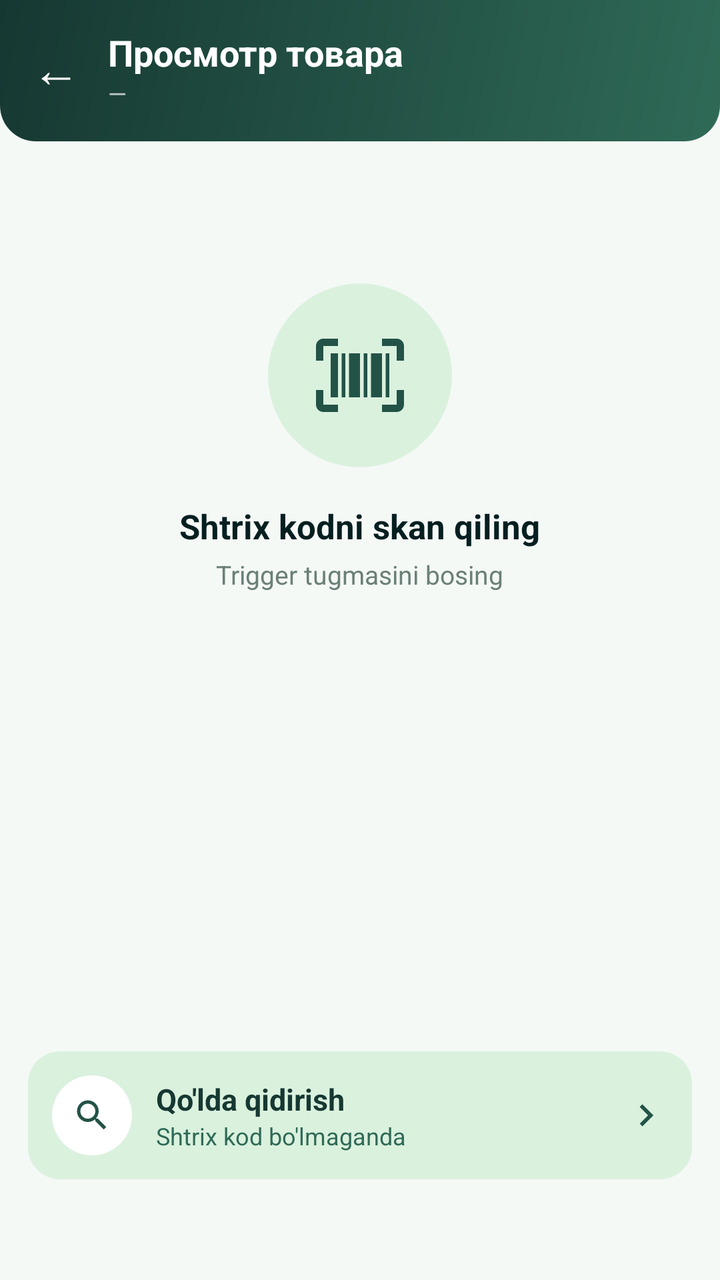
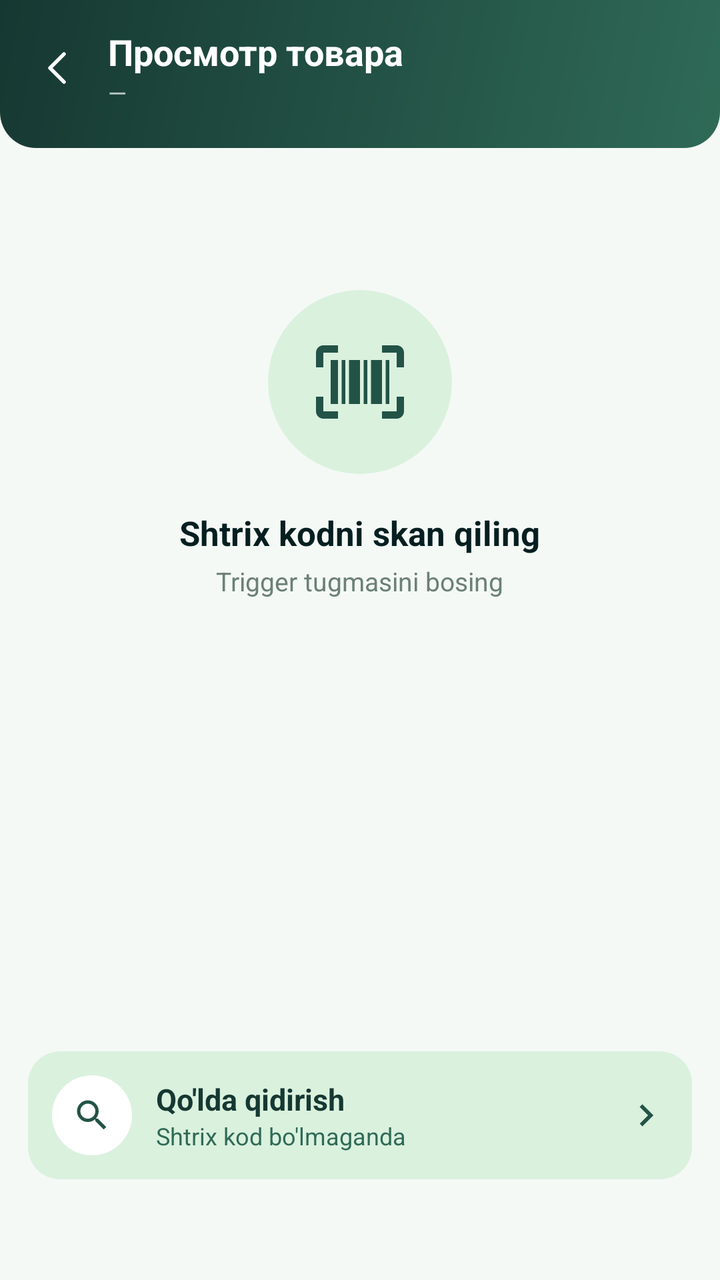

Before-and-after screenshots of an Android layout around one commit, followed by the original layout XML and the change that was made.
<!-- AndroidManifest.xml: application theme Theme.SevimliTZD -->
<!-- res/layout/activity_lookup.xml -->
<?xml version="1.0" encoding="utf-8"?>
<LinearLayout xmlns:android="http://schemas.android.com/apk/res/android"
    xmlns:app="http://schemas.android.com/apk/res-auto"
    android:layout_width="match_parent"
    android:layout_height="match_parent"
    android:orientation="vertical"
    android:background="@color/bg_light">

    <LinearLayout
        android:layout_width="match_parent"
        android:layout_height="wrap_content"
        android:orientation="horizontal"
        android:gravity="center_vertical"
        android:background="@drawable/bg_header"
        android:paddingStart="16dp"
        android:paddingEnd="16dp"
        android:paddingTop="14dp"
        android:paddingBottom="16dp">

        <TextView
            android:id="@+id/btnBack"
            android:layout_width="wrap_content"
            android:layout_height="wrap_content"
            android:text="←"
            android:textColor="@color/white"
            android:textSize="24sp"
            android:paddingEnd="14dp" />

        <LinearLayout
            android:layout_width="0dp"
            android:layout_height="wrap_content"
            android:layout_weight="1"
            android:orientation="vertical">

            <TextView
                android:layout_width="wrap_content"
                android:layout_height="wrap_content"
                android:text="Просмотр товара"
                android:textColor="@color/white"
                android:textSize="18sp"
                android:textStyle="bold" />

            <TextView
                android:id="@+id/headerStore"
                android:layout_width="wrap_content"
                android:layout_height="wrap_content"
                android:text="—"
                android:textColor="@color/white70"
                android:textSize="12sp" />
        </LinearLayout>
    </LinearLayout>

    <EditText
        android:id="@+id/scanInput"
        android:layout_width="1dp"
        android:layout_height="1dp"
        android:inputType="text"
        android:imeOptions="actionDone"
        android:background="@null"
        android:importantForAutofill="no" />

    <LinearLayout
        android:id="@+id/emptyState"
        android:layout_width="match_parent"
        android:layout_height="wrap_content"
        android:orientation="vertical"
        android:gravity="center"
        android:paddingTop="70dp">

        <FrameLayout
            android:layout_width="92dp"
            android:layout_height="92dp"
            android:background="@drawable/bg_icon_circle">

            <ImageView
                android:layout_width="44dp"
                android:layout_height="44dp"
                android:layout_gravity="center"
                android:src="@drawable/ic_lookup"
                app:tint="@color/brand" />
        </FrameLayout>

        <TextView
            android:layout_width="wrap_content"
            android:layout_height="wrap_content"
            android:layout_marginTop="18dp"
            android:text="Shtrix kodni skan qiling"
            android:textColor="@color/text_dark"
            android:textSize="17sp"
            android:textStyle="bold" />

        <TextView
            android:layout_width="wrap_content"
            android:layout_height="wrap_content"
            android:layout_marginTop="4dp"
            android:text="Trigger tugmasini bosing"
            android:textColor="@color/text_gray"
            android:textSize="13sp" />
    </LinearLayout>

    <ProgressBar
        android:id="@+id/loading"
        android:layout_width="34dp"
        android:layout_height="34dp"
        android:layout_gravity="center_horizontal"
        android:layout_marginTop="40dp"
        android:indeterminateTint="@color/brand"
        android:visibility="gone" />

    <ScrollView
        android:layout_width="match_parent"
        android:layout_height="0dp"
        android:layout_weight="1"
        android:overScrollMode="never">

        <LinearLayout
            android:layout_width="match_parent"
            android:layout_height="wrap_content"
            android:orientation="vertical">

            <androidx.cardview.widget.CardView
                android:id="@+id/card"
                android:layout_width="match_parent"
                android:layout_height="wrap_content"
                android:layout_margin="14dp"
                android:visibility="gone"
                app:cardCornerRadius="20dp"
                app:cardElevation="0dp"
                app:cardBackgroundColor="@color/white">

                <LinearLayout
                    android:layout_width="match_parent"
                    android:layout_height="wrap_content"
                    android:orientation="vertical"
                    android:padding="18dp">

                    <TextView
                        android:id="@+id/pName"
                        android:layout_width="match_parent"
                        android:layout_height="wrap_content"
                        android:textColor="@color/text_dark"
                        android:textSize="20sp"
                        android:textStyle="bold" />

                    <LinearLayout
                        android:layout_width="match_parent"
                        android:layout_height="wrap_content"
                        android:layout_marginTop="8dp"
                        android:orientation="horizontal">

                        <TextView
                            android:id="@+id/pBarcode"
                            android:layout_width="wrap_content"
                            android:layout_height="wrap_content"
                            android:background="@drawable/bg_chip"
                            android:paddingStart="10dp"
                            android:paddingEnd="10dp"
                            android:paddingTop="4dp"
                            android:paddingBottom="4dp"
                            android:textColor="@color/text_gray"
                            android:textSize="13sp"
                            android:fontFamily="monospace" />

                        <TextView
                            android:id="@+id/pArticle"
                            android:layout_width="wrap_content"
                            android:layout_height="wrap_content"
                            android:layout_marginStart="8dp"
                            android:background="@drawable/bg_chip"
                            android:paddingStart="10dp"
                            android:paddingEnd="10dp"
                            android:paddingTop="4dp"
                            android:paddingBottom="4dp"
                            android:textColor="@color/text_gray"
                            android:textSize="13sp" />
                    </LinearLayout>

                    <TextView
                        android:id="@+id/pPackInfo"
                        android:layout_width="match_parent"
                        android:layout_height="wrap_content"
                        android:layout_marginTop="12dp"
                        android:background="@drawable/bg_chip"
                        android:backgroundTint="@color/brand_tint"
                        android:paddingStart="12dp"
                        android:paddingEnd="12dp"
                        android:paddingTop="8dp"
                        android:paddingBottom="8dp"
                        android:textColor="@color/brand_dark"
                        android:textSize="14sp"
                        android:textStyle="bold"
                        android:visibility="gone" />

                    <LinearLayout
                        android:layout_width="match_parent"
                        android:layout_height="wrap_content"
                        android:layout_marginTop="14dp"
                        android:orientation="vertical"
                        android:background="@drawable/bg_price_panel"
                        android:padding="16dp">

                        <TextView
                            android:layout_width="wrap_content"
                            android:layout_height="wrap_content"
                            android:text="Narx"
                            android:textColor="@color/white70"
                            android:textSize="12sp"
                            android:letterSpacing="0.06" />

                        <TextView
                            android:id="@+id/pPrice"
                            android:layout_width="wrap_content"
                            android:layout_height="wrap_content"
                            android:textColor="@color/white"
                            android:textSize="32sp"
                            android:textStyle="bold" />
                    </LinearLayout>

                    <LinearLayout
                        android:layout_width="match_parent"
                        android:layout_height="wrap_content"
                        android:layout_marginTop="14dp"
                        android:orientation="horizontal"
                        android:gravity="center_vertical">

                        <LinearLayout
                            android:layout_width="0dp"
                            android:layout_height="wrap_content"
                            android:layout_weight="1"
                            android:orientation="vertical">

                            <TextView
                                android:layout_width="wrap_content"
                                android:layout_height="wrap_content"
                                android:id="@+id/storeLabel"
                                android:text="Qoldiq"
                                android:textColor="@color/text_gray"
                                android:textSize="12sp" />

                            <TextView
                                android:id="@+id/pStock"
                                android:layout_width="wrap_content"
                                android:layout_height="wrap_content"
                                android:textColor="@color/brand"
                                android:textSize="26sp"
                                android:textStyle="bold" />
                        </LinearLayout>

                        <LinearLayout
                            android:layout_width="0dp"
                            android:layout_height="wrap_content"
                            android:layout_weight="1"
                            android:orientation="vertical">

                            <TextView
                                android:layout_width="wrap_content"
                                android:layout_height="wrap_content"
                                android:text="O'lchov"
                                android:textColor="@color/text_gray"
                                android:textSize="12sp" />

                            <TextView
                                android:id="@+id/pUom"
                                android:layout_width="wrap_content"
                                android:layout_height="wrap_content"
                                android:textColor="@color/text_dark"
                                android:textSize="18sp" />
                        </LinearLayout>
                    </LinearLayout>

                    <View
                        android:layout_width="match_parent"
                        android:layout_height="1dp"
                        android:layout_marginTop="14dp"
                        android:background="@color/card_stroke"
                        android:id="@+id/divider" />

                    <TextView
                        android:id="@+id/otherLabel"
                        android:layout_width="wrap_content"
                        android:layout_height="wrap_content"
                        android:layout_marginTop="12dp"
                        android:text="Boshqa skladlarda:"
                        android:textColor="@color/text_gray"
                        android:textSize="13sp"
                        android:visibility="gone" />

                    <LinearLayout
                        android:id="@+id/otherStores"
                        android:layout_width="match_parent"
                        android:layout_height="wrap_content"
                        android:orientation="vertical"
                        android:layout_marginTop="6dp" />
                </LinearLayout>
            </androidx.cardview.widget.CardView>

            <TextView
                android:id="@+id/notFound"
                android:layout_width="match_parent"
                android:layout_height="wrap_content"
                android:layout_margin="14dp"
                android:gravity="center"
                android:padding="20dp"
                android:background="@drawable/bg_chip"
                android:backgroundTint="@color/brand_tint"
                android:textColor="@color/brand_dark"
                android:textSize="16sp"
                android:visibility="gone" />
        </LinearLayout>
    </ScrollView>

    <LinearLayout
        android:id="@+id/btnManualSearch"
        android:layout_width="match_parent"
        android:layout_height="wrap_content"
        android:layout_margin="14dp"
        android:orientation="horizontal"
        android:gravity="center_vertical"
        android:background="@drawable/bg_action"
        android:clickable="true"
        android:focusable="true"
        android:padding="12dp">

        <FrameLayout
            android:layout_width="40dp"
            android:layout_height="40dp"
            android:background="@drawable/bg_circle_white">

            <ImageView
                android:layout_width="20dp"
                android:layout_height="20dp"
                android:layout_gravity="center"
                android:src="@drawable/ic_search"
                app:tint="@color/brand" />
        </FrameLayout>

        <LinearLayout
            android:layout_width="0dp"
            android:layout_height="wrap_content"
            android:layout_weight="1"
            android:layout_marginStart="12dp"
            android:orientation="vertical">

            <TextView
                android:layout_width="wrap_content"
                android:layout_height="wrap_content"
                android:text="Qo'lda qidirish"
                android:textColor="@color/brand_dark"
                android:textSize="15sp"
                android:textStyle="bold" />

            <TextView
                android:layout_width="wrap_content"
                android:layout_height="wrap_content"
                android:text="Shtrix kod bo'lmaganda"
                android:textColor="@color/brand_soft"
                android:textSize="12sp" />
        </LinearLayout>

        <ImageView
            android:layout_width="22dp"
            android:layout_height="22dp"
            android:src="@drawable/ic_chevron_right"
            app:tint="@color/brand" />
    </LinearLayout>

    <TextView
        android:id="@+id/lastCode"
        android:layout_width="match_parent"
        android:layout_height="wrap_content"
        android:gravity="center"
        android:padding="10dp"
        android:textColor="@color/text_gray"
        android:textSize="12sp" />
</LinearLayout>
<!-- resources referenced by this layout -->
<resources>
  <color name="bg_light">#F5F9F6</color>
  <color name="brand">#235347</color>
  <color name="brand_dark">#163832</color>
  <color name="brand_soft">#2F6A57</color>
  <color name="brand_tint">#DAF1DE</color>
  <color name="card_stroke">#E2ECE5</color>
  <color name="text_dark">#051F20</color>
  <color name="text_gray">#6B8078</color>
  <color name="white">#FFFFFF</color>
  <color name="white70">#B3FFFFFF</color>
  <!-- drawable bg_action (drawable) -->
  <ripple xmlns:android="http://schemas.android.com/apk/res/android" android:color="#33820000">
      <item>
          <shape android:shape="rectangle">
              <solid android:color="@color/brand_tint" />
              <corners android:radius="16dp" />
          </shape>
      </item>
  </ripple>
  <!-- drawable bg_chip (drawable) -->
  <shape xmlns:android="http://schemas.android.com/apk/res/android" android:shape="rectangle">
      <solid android:color="@color/bg_light"/>
      <corners android:radius="8dp"/>
  </shape>
  <!-- drawable bg_circle_white (drawable) -->
  <shape xmlns:android="http://schemas.android.com/apk/res/android" android:shape="oval">
      <solid android:color="@color/white" />
  </shape>
  <!-- drawable bg_icon_circle (drawable) -->
  <shape xmlns:android="http://schemas.android.com/apk/res/android" android:shape="oval">
      <solid android:color="@color/brand_tint"/>
  </shape>
  <!-- drawable bg_price_panel (drawable) -->
  <shape xmlns:android="http://schemas.android.com/apk/res/android" android:shape="rectangle">
      <solid android:color="@color/brand"/>
      <corners android:radius="16dp"/>
  </shape>
  <!-- drawable ic_chevron_right (drawable) -->
  <vector xmlns:android="http://schemas.android.com/apk/res/android"
      android:width="24dp" android:height="24dp"
      android:viewportWidth="24" android:viewportHeight="24">
      <path android:fillColor="#FF000000"
          android:pathData="M8.59,16.58L13.17,12L8.59,7.41L10,6L16,12L10,18L8.59,16.58Z"/>
  </vector>
  <style name="Theme.SevimliTZD" parent="Theme.Material3.Light.NoActionBar">
          <item name="colorPrimary">@color/brand</item>
          <item name="colorOnPrimary">@color/white</item>
          <item name="android:statusBarColor">@color/brand_dark</item>
          <item name="android:windowBackground">@color/bg_light</item>
          
          <item name="android:alertDialogTheme">@style/JamlovDialog</item>
      </style>
  <!-- drawable j_dialog_bg (drawable) -->
  <?xml version="1.0" encoding="utf-8"?>
  <shape xmlns:android="http://schemas.android.com/apk/res/android" android:shape="rectangle">
      <solid android:color="@color/white"/>
      <corners android:radius="20dp"/>
  </shape>
  <style name="JamlovDialogTitle" parent="android:TextAppearance.Material.DialogWindowTitle">
          <item name="android:textSize">19sp</item>
          <item name="android:textStyle">bold</item>
          <item name="android:textColor">@color/text_dark</item>
      </style>
  <style name="JamlovDialogBtn" parent="android:Widget.Material.Button.Borderless.Colored">
          <item name="android:textColor">@color/brand</item>
          <item name="android:textSize">16sp</item>
          <item name="android:textStyle">bold</item>
          <item name="android:textAllCaps">false</item>
          <item name="android:minHeight">52dp</item>
          <item name="android:minWidth">92dp</item>
      </style>
  <!-- unchanged entries left out for length: 4 -->
</resources>

<!-- the commit's change to res/layout/activity_lookup.xml (unified diff, before → after) -->
@@ -12,19 +12,20 @@
         android:orientation="horizontal"
         android:gravity="center_vertical"
         android:background="@drawable/bg_header"
-        android:paddingStart="16dp"
-        android:paddingEnd="16dp"
-        android:paddingTop="14dp"
+        android:paddingStart="6dp"
+        android:paddingEnd="12dp"
+        android:paddingTop="10dp"
         android:paddingBottom="16dp">
 
-        <TextView
+        <ImageView
             android:id="@+id/btnBack"
-            android:layout_width="wrap_content"
-            android:layout_height="wrap_content"
-            android:text="←"
-            android:textColor="@color/white"
-            android:textSize="24sp"
-            android:paddingEnd="14dp" />
+            android:layout_width="48dp"
+            android:layout_height="48dp"
+            android:padding="12dp"
+            android:src="@drawable/j_ic_back"
+            app:tint="@color/white"
+            android:background="?attr/selectableItemBackgroundBorderless"
+            android:contentDescription="Orqaga" />
 
         <LinearLayout
             android:layout_width="0dp"
<!-- resource entries referenced after the edit -->
@@ -44,6 +44,13 @@
       <path android:fillColor="#FF000000"
           android:pathData="M8.59,16.58L13.17,12L8.59,7.41L10,6L16,12L10,18L8.59,16.58Z"/>
   </vector>
+  <!-- drawable j_ic_back (drawable) -->
+  <vector xmlns:android="http://schemas.android.com/apk/res/android"
+      android:width="24dp" android:height="24dp"
+      android:viewportWidth="24" android:viewportHeight="24"
+      android:tint="@color/brand">
+      <path android:pathData="M14,5 L7,12 L14,19" android:strokeColor="#FF000000" android:strokeWidth="1.8" android:strokeLineCap="round" android:strokeLineJoin="round" android:fillColor="#00000000"/>
+  </vector>
   <style name="Theme.SevimliTZD" parent="Theme.Material3.Light.NoActionBar">
           <item name="colorPrimary">@color/brand</item>
           <item name="colorOnPrimary">@color/white</item>
